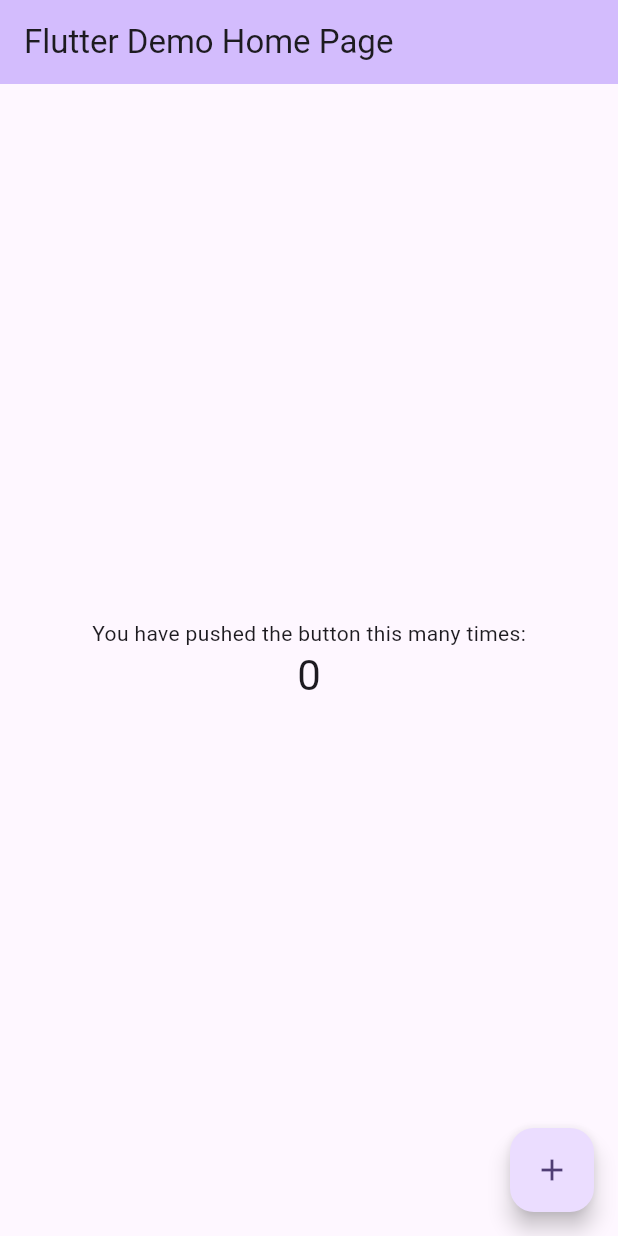
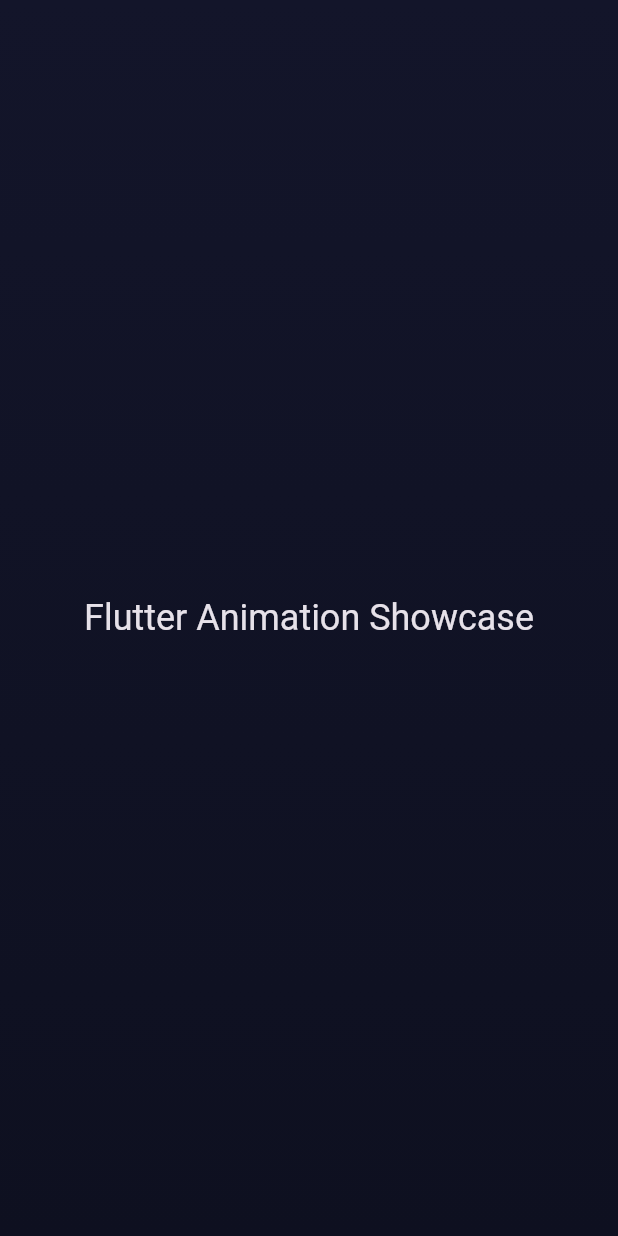
Before and after one commit to fahadkhalid22/Flutter-Animation-Showcase, a Flutter app: the screen it shows after launch, on a phone screen of 412 x 824 dp. Run offline on Flutter 3.47's test engine with Material 3 defaults, Android fonts, the phone set to English and light mode, and no system bars.

Commit message:
feat: add application architecture and routing
Co-Authored-By: Claude Code <noreply@anthropic.com>

```diff
--- /dev/null
+++ b/lib/app/app.dart
@@ -0,0 +1,21 @@
+import 'package:flutter/material.dart';
+
+import '../core/theme/app_theme.dart';
+import 'routes.dart';
+
+/// Root widget of the Flutter Animation Showcase application.
+class AnimationShowcaseApp extends StatelessWidget {
+  /// Creates the root application widget.
+  const AnimationShowcaseApp({super.key});
+
+  @override
+  Widget build(BuildContext context) {
+    return MaterialApp(
+      title: 'Flutter Animation Showcase',
+      debugShowCheckedModeBanner: false,
+      theme: AppTheme.dark,
+      initialRoute: AppRoutes.home,
+      onGenerateRoute: AppRoutes.onGenerateRoute,
+    );
+  }
+}
--- /dev/null
+++ b/lib/app/routes.dart
@@ -0,0 +1,58 @@
+import 'package:flutter/material.dart';
+
+import '../features/animated_container/animated_container_demo_screen.dart';
+import '../features/custom_route/custom_route_demo_screen.dart';
+import '../features/hero_animation/hero_animation_demo_screen.dart';
+import '../features/home/showcase_home_screen.dart';
+import '../features/staggered_animation/staggered_animation_demo_screen.dart';
+import '../features/tween_rotation/tween_rotation_demo_screen.dart';
+
+/// Central registry of every navigation route in the application.
+///
+/// All screens are reached through these named routes so navigation stays
+/// consistent and the home dashboard never hard-codes screen constructors.
+abstract final class AppRoutes {
+  /// Home dashboard listing every animation demo.
+  static const String home = '/';
+
+  /// Demo 01 — AnimatedContainer (implicit animation).
+  static const String animatedContainer = '/animated-container';
+
+  /// Demo 02 — Hero (shared element animation).
+  static const String heroAnimation = '/hero-animation';
+
+  /// Demo 03 — Tween rotation (explicit animation).
+  static const String tweenRotation = '/tween-rotation';
+
+  /// Demo 04 — Staggered sequence (exactly four animated items).
+  static const String staggeredAnimation = '/staggered-animation';
+
+  /// Demo 05 — Custom Slide + Fade route via PageRouteBuilder.
+  static const String customRoute = '/custom-route';
+
+  /// Resolves a route name to its screen widget.
+  static Route<void> onGenerateRoute(RouteSettings settings) {
+    return MaterialPageRoute(
+      settings: settings,
+      builder: (_) => _screenFor(settings.name),
+    );
+  }
+
+  static Widget _screenFor(String? name) {
+    switch (name) {
+      case animatedContainer:
+        return const AnimatedContainerDemoScreen();
+      case heroAnimation:
+        return const HeroAnimationDemoScreen();
+      case tweenRotation:
+        return const TweenRotationDemoScreen();
+      case staggeredAnimation:
+        return const StaggeredAnimationDemoScreen();
+      case customRoute:
+        return const CustomRouteDemoScreen();
+      case home:
+      default:
+        return const ShowcaseHomeScreen();
+    }
+  }
+}
--- /dev/null
+++ b/lib/core/constants/app_strings.dart
@@ -0,0 +1,10 @@
+/// Central string constants for the showcase application.
+abstract final class AppStrings {
+  /// Name of the application.
+  static const String appTitle = 'Flutter Animation Showcase';
+
+  /// One-line description shown under the title on the dashboard.
+  static const String appSubtitle =
+      'Explore five essential Flutter animation techniques through '
+      'interactive examples.';
+}
--- /dev/null
+++ b/lib/core/theme/app_theme.dart
@@ -0,0 +1,25 @@
+import 'package:flutter/material.dart';
+
+/// Central theme definition for the showcase application.
+///
+/// This is the Phase 1 baseline theme. The full design system (brand
+/// palette, spacing and radius tokens, gradients and typography) replaces
+/// it in a later step.
+abstract final class AppTheme {
+  /// Dark, motion-inspired theme used across the whole app.
+  static ThemeData get dark {
+    final ColorScheme scheme = ColorScheme.fromSeed(
+      seedColor: const Color(0xFF7C5CFC),
+      brightness: Brightness.dark,
+    );
+    return ThemeData(
+      colorScheme: scheme,
+      scaffoldBackgroundColor: const Color(0xFF0E1020),
+      appBarTheme: const AppBarTheme(
+        backgroundColor: Colors.transparent,
+        elevation: 0,
+        centerTitle: false,
+      ),
+    );
+  }
+}
--- /dev/null
+++ b/lib/features/home/showcase_home_screen.dart
@@ -0,0 +1,37 @@
+import 'package:flutter/material.dart';
+
+import '../../core/constants/app_strings.dart';
+
+/// Home dashboard of the showcase.
+///
+/// Phase 1 placeholder: the full dashboard grid with the five animation
+/// cards is built in a later step.
+class ShowcaseHomeScreen extends StatelessWidget {
+  /// Creates the home dashboard screen.
+  const ShowcaseHomeScreen({super.key});
+
+  @override
+  Widget build(BuildContext context) {
+    final ThemeData theme = Theme.of(context);
+    return Scaffold(
+      body: DecoratedBox(
+        decoration: const BoxDecoration(
+          gradient: LinearGradient(
+            begin: Alignment.topCenter,
+            end: Alignment.bottomCenter,
+            colors: [Color(0xFF13152A), Color(0xFF0E1020)],
+          ),
+        ),
+        child: SafeArea(
+          child: Center(
+            child: Text(
+              AppStrings.appTitle,
+              style: theme.textTheme.headlineSmall,
+              textAlign: TextAlign.center,
+            ),
+          ),
+        ),
+      ),
+    );
+  }
+}
--- a/lib/main.dart
+++ b/lib/main.dart
@@ -1,122 +1,8 @@
 import 'package:flutter/material.dart';
 
+import 'app/app.dart';
+
+/// Entry point for the Flutter Animation Showcase.
 void main() {
-  runApp(const MyApp());
+  runApp(const AnimationShowcaseApp());
 }
-
-class MyApp extends StatelessWidget {
-  const MyApp({super.key});
-
-  // This widget is the root of your application.
-  @override
-  Widget build(BuildContext context) {
-    return MaterialApp(
-      title: 'Flutter Demo',
-      theme: ThemeData(
-        // This is the theme of your application.
-        //
-        // TRY THIS: Try running your application with "flutter run". You'll see
-        // the application has a purple toolbar. Then, without quitting the app,
-        // try changing the seedColor in the colorScheme below to Colors.green
-        // and then invoke "hot reload" (save your changes or press the "hot
-        // reload" button in a Flutter-supported IDE, or press "r" if you used
-        // the command line to start the app).
-        //
-        // Notice that the counter didn't reset back to zero; the application
-        // state is not lost during the reload. To reset the state, use hot
-        // restart instead.
-        //
-        // This works for code too, not just values: Most code changes can be
-        // tested with just a hot reload.
-        colorScheme: .fromSeed(seedColor: Colors.deepPurple),
-      ),
-      home: const MyHomePage(title: 'Flutter Demo Home Page'),
-    );
-  }
-}
-
-class MyHomePage extends StatefulWidget {
-  const MyHomePage({super.key, required this.title});
-
-  // This widget is the home page of your application. It is stateful, meaning
-  // that it has a State object (defined below) that contains fields that affect
-  // how it looks.
-
-  // This class is the configuration for the state. It holds the values (in this
-  // case the title) provided by the parent (in this case the App widget) and
-  // used by the build method of the State. Fields in a Widget subclass are
-  // always marked "final".
-
-  final String title;
-
-  @override
-  State<MyHomePage> createState() => _MyHomePageState();
-}
-
-class _MyHomePageState extends State<MyHomePage> {
-  int _counter = 0;
-
-  void _incrementCounter() {
-    setState(() {
-      // This call to setState tells the Flutter framework that something has
-      // changed in this State, which causes it to rerun the build method below
-      // so that the display can reflect the updated values. If we changed
-      // _counter without calling setState(), then the build method would not be
-      // called again, and so nothing would appear to happen.
-      _counter++;
-    });
-  }
-
-  @override
-  Widget build(BuildContext context) {
-    // This method is rerun every time setState is called, for instance as done
-    // by the _incrementCounter method above.
-    //
-    // The Flutter framework has been optimized to make rerunning build methods
-    // fast, so that you can just rebuild anything that needs updating rather
-    // than having to individually change instances of widgets.
-    return Scaffold(
-      appBar: AppBar(
-        // TRY THIS: Try changing the color here to a specific color (to
-        // Colors.amber, perhaps?) and trigger a hot reload to see the AppBar
-        // change color while the other colors stay the same.
-        backgroundColor: Theme.of(context).colorScheme.inversePrimary,
-        // Here we take the value from the MyHomePage object that was created by
-        // the App.build method, and use it to set our appbar title.
-        title: Text(widget.title),
-      ),
-      body: Center(
-        // Center is a layout widget. It takes a single child and positions it
-        // in the middle of the parent.
-        child: Column(
-          // Column is also a layout widget. It takes a list of children and
-          // arranges them vertically. By default, it sizes itself to fit its
-          // children horizontally, and tries to be as tall as its parent.
-          //
-          // Column has various properties to control how it sizes itself and
-          // how it positions its children. Here we use mainAxisAlignment to
-          // center the children vertically; the main axis here is the vertical
-          // axis because Columns are vertical (the cross axis would be
-          // horizontal).
-          //
-          // TRY THIS: Invoke "debug painting" (choose the "Toggle Debug Paint"
-          // action in the IDE, or press "p" in the console), to see the
-          // wireframe for each widget.
-          mainAxisAlignment: .center,
-          children: [
-            const Text('You have pushed the button this many times:'),
-            Text(
-              '$_counter',
-              style: Theme.of(context).textTheme.headlineMedium,
-            ),
-          ],
-        ),
-      ),
-      floatingActionButton: FloatingActionButton(
-        onPressed: _incrementCounter,
-        tooltip: 'Increment',
-        child: const Icon(Icons.add),
-      ),
-    );
-  }
-}
```
Also changed, not shown: lib/features/animated_container/animated_container_demo_screen.dart (added, +29 -0 lines), lib/features/custom_route/custom_route_demo_screen.dart (added, +26 -0 lines), lib/features/hero_animation/hero_animation_demo_screen.dart (added, +27 -0 lines), lib/features/staggered_animation/staggered_animation_demo_screen.dart (added, +27 -0 lines), lib/features/tween_rotation/tween_rotation_demo_screen.dart (added, +28 -0 lines), lib/shared/demo_placeholder.dart (added, +54 -0 lines), lib/shared/demo_screen_shell.dart (added, +106 -0 lines), 2 other files.
